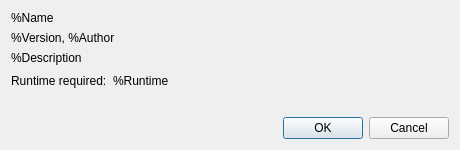
Old version of the form src/ui/Extensions/installextension.ui in the repository notepadqq/notepadqq.
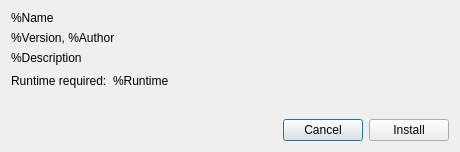
New version of the form. Icons and pictures are not drawn.

Commit message: Working extension install window

Diff of the .ui file:
```diff
--- a/src/ui/Extensions/installextension.ui
+++ b/src/ui/Extensions/installextension.ui
@@ -7,7 +7,7 @@
     <x>0</x>
     <y>0</y>
     <width>460</width>
-    <height>150</height>
+    <height>152</height>
    </rect>
   </property>
   <property name="windowTitle">
@@ -96,14 +96,35 @@
     </spacer>
    </item>
    <item>
-    <widget class="QDialogButtonBox" name="buttonBox">
-     <property name="orientation">
-      <enum>Qt::Horizontal</enum>
-     </property>
-     <property name="standardButtons">
-      <set>QDialogButtonBox::Cancel|QDialogButtonBox::Ok</set>
-     </property>
-    </widget>
+    <layout class="QHBoxLayout" name="horizontalLayout">
+     <item>
+      <spacer name="horizontalSpacer_2">
+       <property name="orientation">
+        <enum>Qt::Horizontal</enum>
+       </property>
+       <property name="sizeHint" stdset="0">
+        <size>
+         <width>40</width>
+         <height>20</height>
+        </size>
+       </property>
+      </spacer>
+     </item>
+     <item>
+      <widget class="QPushButton" name="btnCancel">
+       <property name="text">
+        <string>Cancel</string>
+       </property>
+      </widget>
+     </item>
+     <item>
+      <widget class="QPushButton" name="btnInstall">
+       <property name="text">
+        <string>Install</string>
+       </property>
+      </widget>
+     </item>
+    </layout>
    </item>
   </layout>
  </widget>
```
Left out of the diff: 55 changed lines with no effect on the pictures. The commit also changes 5 other files.
